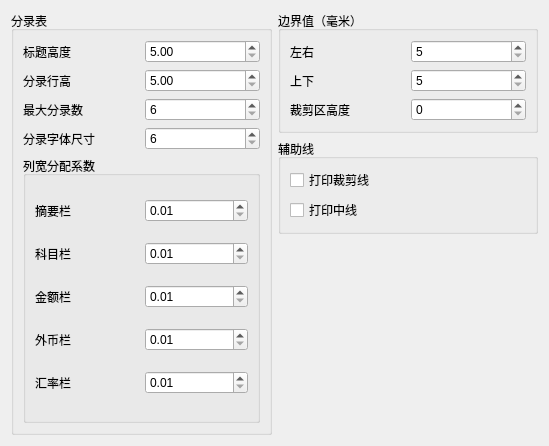
Qt form forms/pztemplateoptionform.ui (wangkungit5905/PzAssistant) before a commit.
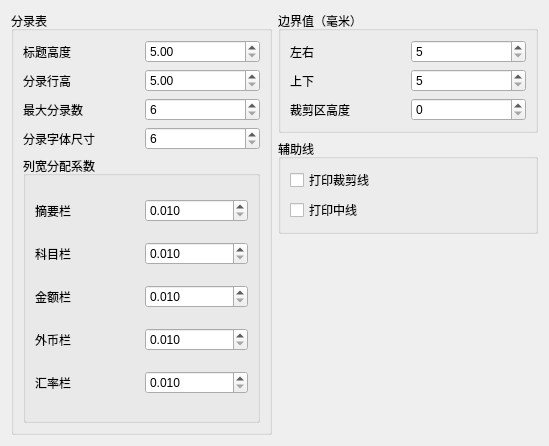
The same form after that commit.

Commit message:
凭证打印界面及相关实现代码调整
1、调整凭证分录表格标题的字体为粗体
2、调整保存凭证模板中分录表格行高的数据类型为double，原先的float在Windows上保存后无法识别

Patch:
```diff
--- a/forms/pztemplateoptionform.ui
+++ b/forms/pztemplateoptionform.ui
@@ -129,6 +129,9 @@
          </item>
          <item row="0" column="1">
           <widget class="QDoubleSpinBox" name="spnSummary">
+           <property name="decimals">
+            <number>3</number>
+           </property>
            <property name="minimum">
             <double>0.010000000000000</double>
            </property>
@@ -149,6 +152,9 @@
          </item>
          <item row="1" column="1">
           <widget class="QDoubleSpinBox" name="spnSubject">
+           <property name="decimals">
+            <number>3</number>
+           </property>
            <property name="minimum">
             <double>0.010000000000000</double>
            </property>
@@ -169,6 +175,9 @@
          </item>
          <item row="2" column="1">
           <widget class="QDoubleSpinBox" name="spnMoney">
+           <property name="decimals">
+            <number>3</number>
+           </property>
            <property name="minimum">
             <double>0.010000000000000</double>
            </property>
@@ -189,6 +198,9 @@
          </item>
          <item row="3" column="1">
           <widget class="QDoubleSpinBox" name="spnWb">
+           <property name="decimals">
+            <number>3</number>
+           </property>
            <property name="minimum">
             <double>0.010000000000000</double>
            </property>
@@ -209,6 +221,9 @@
          </item>
          <item row="4" column="1">
           <widget class="QDoubleSpinBox" name="spnRate">
+           <property name="decimals">
+            <number>3</number>
+           </property>
            <property name="minimum">
             <double>0.010000000000000</double>
            </property>
```
The commit also changes 5 other files.
